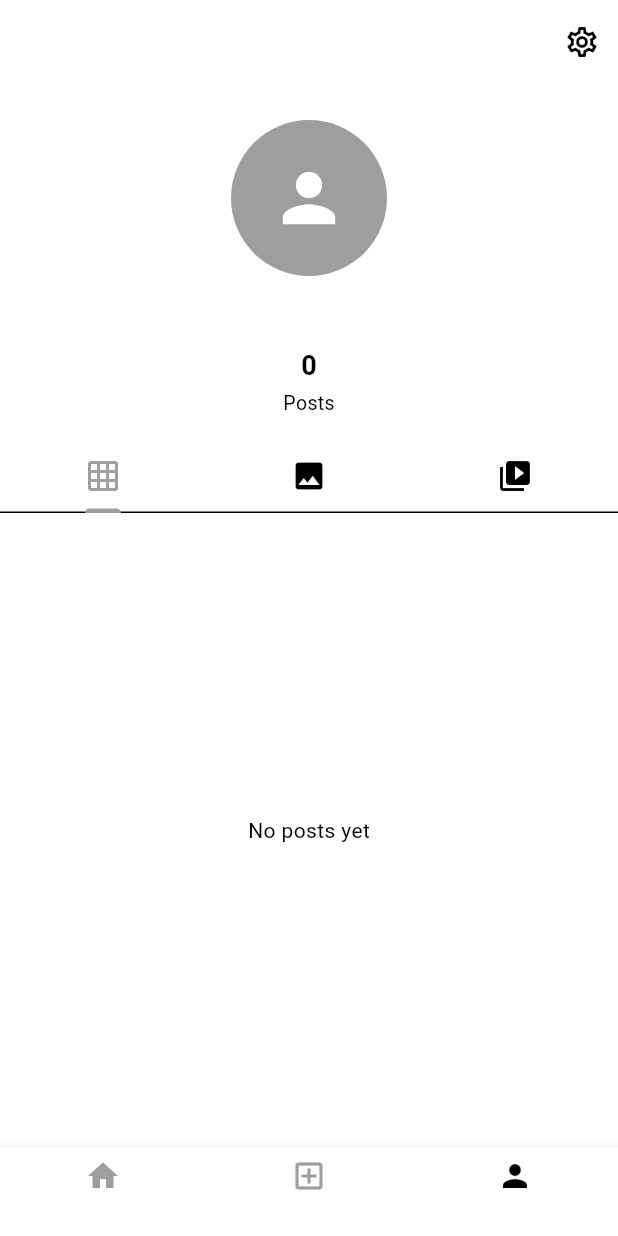
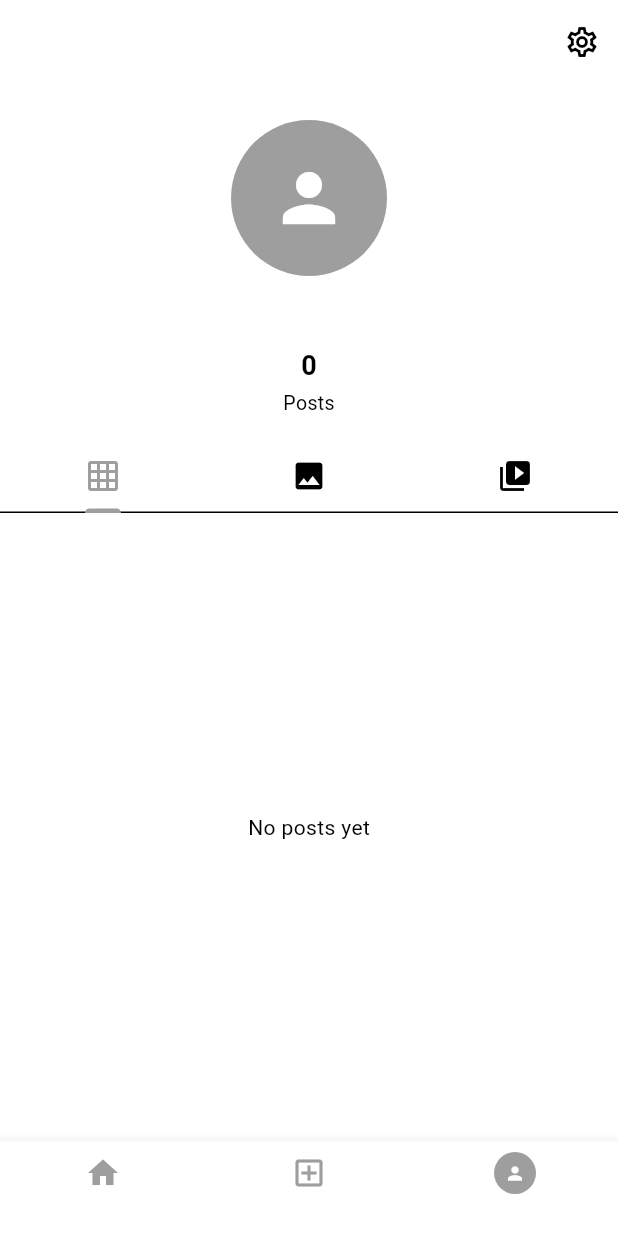
Before and after one commit to Aniket-Vyass/app_minimal, a Flutter app: the screen it shows once a user with an empty profile is signed in, item 3 of the bottom bar chosen, on a phone screen of 412 x 824 dp. Run offline on Flutter 3.47's test engine with Material 3 defaults, Android fonts, the phone set to English and light mode, and no system bars; our stand-ins replace cloud_firestore, firebase_auth, firebase_core, firebase_storage, image_cropper, image_picker and 2 more; missing offline and left inert: video_thumbnail; accounts and stored records are empty; network calls fail.

Commit message:
New UI bugs fixed

```diff
--- a/lib/pages/home_page.dart
+++ b/lib/pages/home_page.dart
@@ -159,6 +159,7 @@ class _HomePageState extends State<HomePage> {
       },
       child: Scaffold(
         appBar: AppBar(
+          centerTitle: true,
           title: Text(_appBarTitle),
           actions: [
             if (currentIndex == 2)
@@ -325,13 +326,24 @@ class _HomePageState extends State<HomePage> {
             }
             setState(() => currentIndex = index);
           },
-          items: const [
-            BottomNavigationBarItem(icon: Icon(Icons.home), label: ''),
-            BottomNavigationBarItem(
+          items: [
+            const BottomNavigationBarItem(icon: Icon(Icons.home), label: ''),
+            const BottomNavigationBarItem(
               icon: Icon(Icons.add_box_outlined),
               label: '',
             ),
-            BottomNavigationBarItem(icon: Icon(Icons.person), label: ''),
+            BottomNavigationBarItem(
+              icon: CircleAvatar(
+                radius: 14,
+                backgroundImage: _currentProfileImage.isNotEmpty
+                    ? NetworkImage(_currentProfileImage)
+                    : null,
+                child: _currentProfileImage.isEmpty
+                    ? const Icon(Icons.person, size: 14)
+                    : null,
+              ),
+              label: '',
+            ),
           ],
         ),
       ),
--- a/lib/post/post.dart
+++ b/lib/post/post.dart
@@ -16,6 +16,7 @@ class Post extends StatefulWidget {
   final String caption;
   final bool isVideo;
   final List<dynamic> likes;
+  final VoidCallback? onDeleted;
 
   const Post({
     super.key,
@@ -27,6 +28,7 @@ class Post extends StatefulWidget {
     required this.caption,
     this.isVideo = false,
     this.likes = const [],
+    this.onDeleted,
   });
 
   @override
```
Also changed, not shown: lib/pages/notifications_page.dart (+74 -23 lines), lib/post/comment_sheet.dart (+4 -3 lines).
